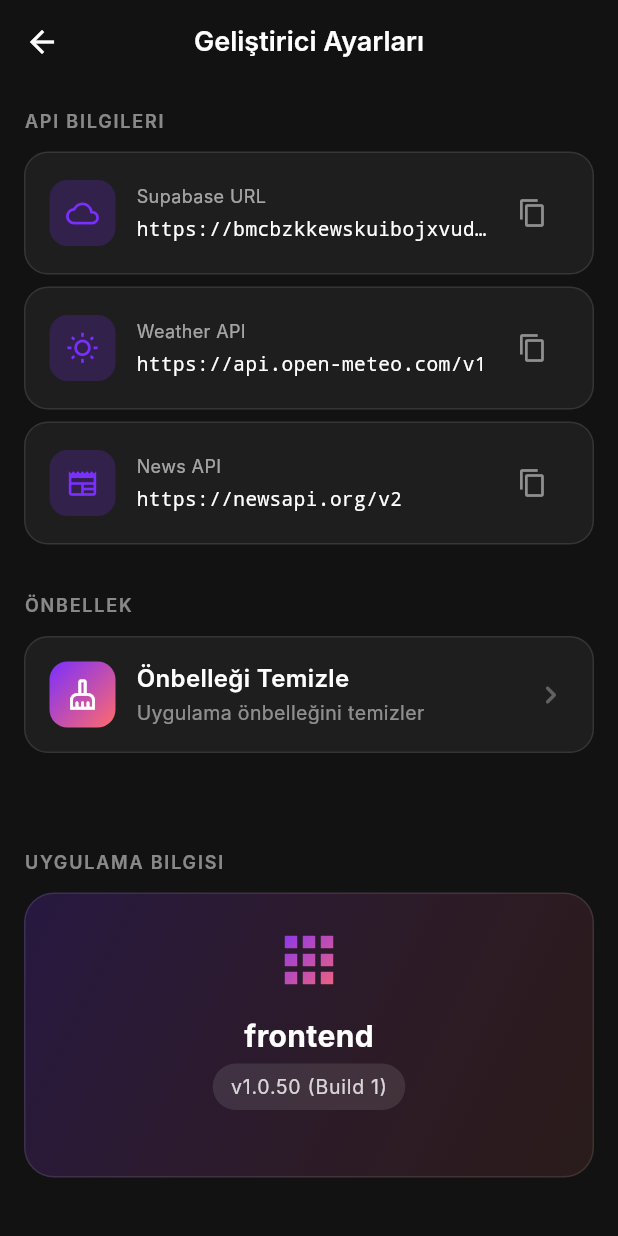
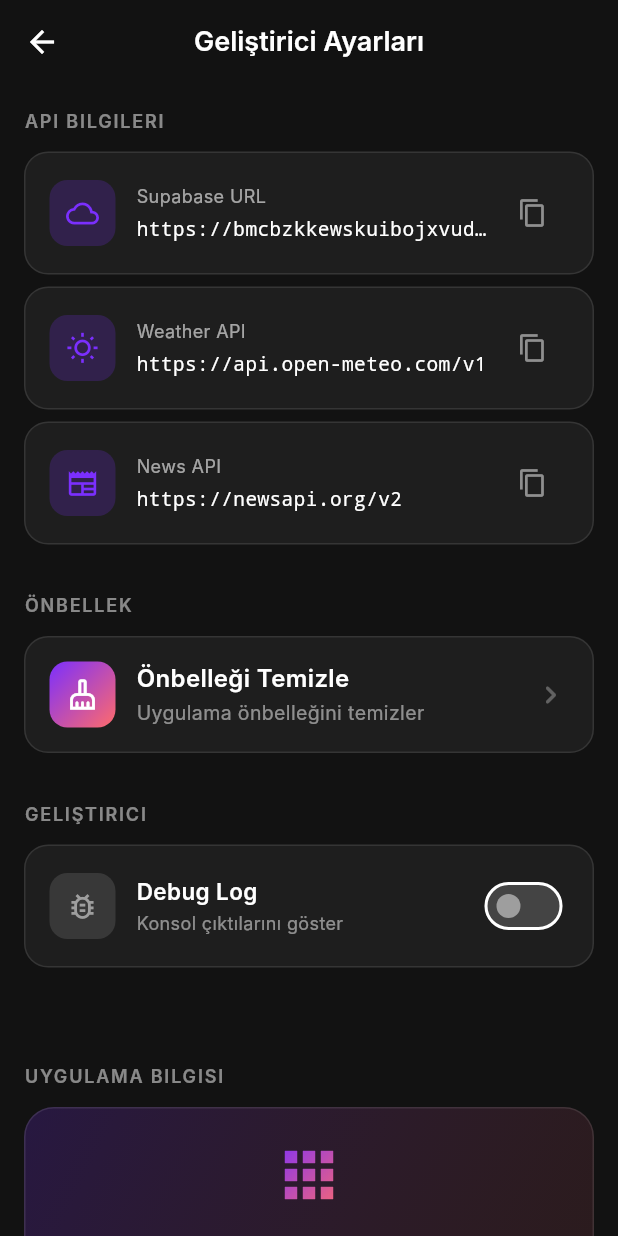
Before and after one commit to ENESAKT/app, a Flutter app: the DeveloperSettingsScreen screen opened directly, on a phone screen of 412 x 824 dp. Run offline on Flutter 3.47's test engine with Material 3 defaults, Android fonts, the phone set to English and light mode, and no system bars; our stand-ins replace cached_network_image, dio, firebase_auth, firebase_core, firebase_messaging, flutter_map and 11 more; accounts and stored records are empty; network calls fail; Roboto replaces fonts that are missing (Inter); project files that could hold a hidden picture were left out.

Commit message:
Versiyon Guncellemesi v1.0.51

```diff
--- a/frontend/lib/features/settings/screens/developer_settings_screen.dart
+++ b/frontend/lib/features/settings/screens/developer_settings_screen.dart
@@ -89,6 +89,40 @@ class DeveloperSettingsScreen extends ConsumerWidget {
                   ),
                 );
               }
+            },
+          ),
+
+          const SizedBox(height: 32),
+
+          // ═══════════════════════════════════════════════════════════════
+          // DEBUG LOG AYARI
+          // ═══════════════════════════════════════════════════════════════
+          _buildSectionTitle('Geliştirici'),
+          const SizedBox(height: 12),
+
+          _buildSwitchTile(
+            context: context,
+            ref: ref,
+            icon: Icons.bug_report_outlined,
+            title: 'Debug Log',
+            subtitle: 'Konsol çıktılarını göster',
+            value: ref.watch(debugLogProvider),
+            onChanged: (val) {
+              ref.read(debugLogProvider.notifier).state = val;
+              ScaffoldMessenger.of(context).showSnackBar(
+                SnackBar(
+                  content: Text(
+                    val ? 'Debug log açıldı 🐛' : 'Debug log kapatıldı',
+                  ),
+                  backgroundColor: val
+                      ? Colors.green.shade600
+                      : Colors.grey.shade600,
+                  behavior: SnackBarBehavior.floating,
+                  shape: RoundedRectangleBorder(
+                    borderRadius: BorderRadius.circular(12),
+                  ),
+                ),
+              );
             },
           ),
 
@@ -382,4 +416,75 @@ class DeveloperSettingsScreen extends ConsumerWidget {
       ),
     );
   }
+
+  /// Switch tile - Toggle ayarları için
+  Widget _buildSwitchTile({
+    required BuildContext context,
+    required WidgetRef ref,
+    required IconData icon,
+    required String title,
+    required String subtitle,
+    required bool value,
+    required ValueChanged<bool> onChanged,
+  }) {
+    return Container(
+      padding: const EdgeInsets.all(16),
+      decoration: BoxDecoration(
+        color: Colors.white.withValues(alpha: 0.05),
+        borderRadius: BorderRadius.circular(16),
+        border: Border.all(color: Colors.white.withValues(alpha: 0.1)),
+      ),
+      child: Row(
+        children: [
+          Container(
+            width: 44,
+            height: 44,
+            decoration: BoxDecoration(
+              color: value
+                  ? AppTheme.morVurgu.withValues(alpha: 0.3)
+                  : Colors.grey.withValues(alpha: 0.2),
+              borderRadius: BorderRadius.circular(12),
+            ),
+            child: Icon(
+              icon,
+              color: value ? AppTheme.morVurgu : Colors.grey,
+              size: 22,
+            ),
+          ),
+          const SizedBox(width: 14),
+          Expanded(
+            child: Column(
+              crossAxisAlignment: CrossAxisAlignment.start,
+              children: [
+                Text(
+                  title,
+                  style: const TextStyle(
+                    color: Colors.white,
+                    fontSize: 15,
+                    fontWeight: FontWeight.w600,
+                  ),
+                ),
+                const SizedBox(height: 2),
+                Text(
+                  subtitle,
+                  style: TextStyle(
+                    color: Colors.white.withValues(alpha: 0.5),
+                    fontSize: 12,
+                  ),
+                ),
+              ],
+            ),
+          ),
+          Switch(
+            value: value,
+            onChanged: onChanged,
+            activeColor: AppTheme.morVurgu,
+            activeTrackColor: AppTheme.morVurgu.withValues(alpha: 0.3),
+            inactiveTrackColor: Colors.grey.withValues(alpha: 0.3),
+            inactiveThumbColor: Colors.grey,
+          ),
+        ],
+      ),
+    );
+  }
 }
--- a/frontend/lib/providers/settings_provider.dart
+++ b/frontend/lib/providers/settings_provider.dart
@@ -139,3 +139,10 @@ final cacheNotifierProvider = StateNotifierProvider<CacheNotifier, CacheState>((
 ) {
   return CacheNotifier();
 });
+
+// ══════════════════════════════════════════════════════════════════════════
+// DEBUG LOG AYARI
+// ══════════════════════════════════════════════════════════════════════════
+
+/// Debug log açık/kapalı durumu
+final debugLogProvider = StateProvider<bool>((ref) => false);
--- a/frontend/pubspec.yaml
+++ b/frontend/pubspec.yaml
@@ -1,7 +1,7 @@
 name: frontend
 description: "ArkadaÅŸlÄ±k UygulamasÄ± - Flutter Frontend"
 publish_to: 'none'
-version: 1.0.50+1
+version: 1.0.51+1
 
 environment:
   sdk: ^3.10.7
```
